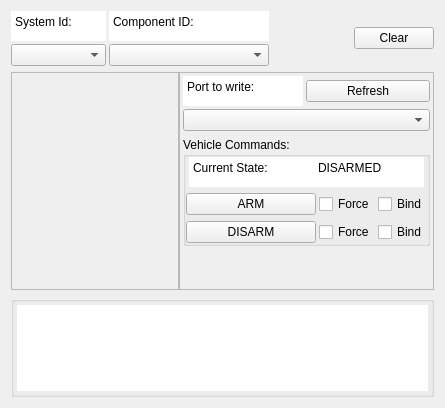
First picture: the form in src/mavlink_inspector.ui, repository YevheniiKovryzhenko/KGroundControl, before the edit.
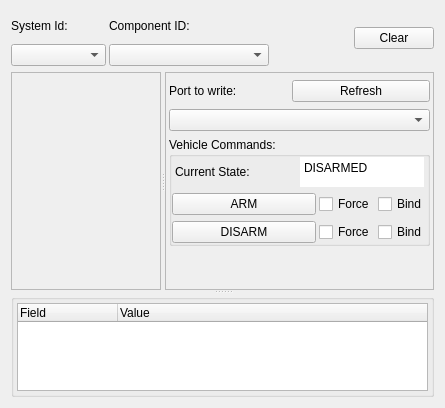
Second picture: the form after the edit.

Patch:
```diff
--- a/src/mavlink_inspector.ui
+++ b/src/mavlink_inspector.ui
@@ -46,7 +46,7 @@
         <number>3</number>
        </property>
        <item>
-        <widget class="QTextBrowser" name="textBrowser_2">
+  <widget class="QLabel" name="textBrowser_2">
          <property name="sizePolicy">
           <sizepolicy hsizetype="MinimumExpanding" vsizetype="Fixed">
            <horstretch>0</horstretch>
@@ -83,36 +83,8 @@
          <property name="autoFillBackground">
           <bool>false</bool>
          </property>
-         <property name="frameShape">
-          <enum>QFrame::NoFrame</enum>
-         </property>
-         <property name="frameShadow">
-          <enum>QFrame::Plain</enum>
-         </property>
-         <property name="verticalScrollBarPolicy">
-          <enum>Qt::ScrollBarAlwaysOff</enum>
-         </property>
-         <property name="horizontalScrollBarPolicy">
-          <enum>Qt::ScrollBarAlwaysOff</enum>
-         </property>
-         <property name="sizeAdjustPolicy">
-          <enum>QAbstractScrollArea::AdjustToContents</enum>
-         </property>
-         <property name="lineWrapMode">
-          <enum>QTextEdit::WidgetWidth</enum>
-         </property>
-         <property name="html">
-          <string>&lt;!DOCTYPE HTML PUBLIC &quot;-//W3C//DTD HTML 4.0//EN&quot; &quot;http://www.w3.org/TR/REC-html40/strict.dtd&quot;&gt;
-&lt;html&gt;&lt;head&gt;&lt;meta name=&quot;qrichtext&quot; content=&quot;1&quot; /&gt;&lt;meta charset=&quot;utf-8&quot; /&gt;&lt;style type=&quot;text/css&quot;&gt;
-p, li { white-space: pre-wrap; }
-hr { height: 1px; border-width: 0; }
-li.unchecked::marker { content: &quot;\2610&quot;; }
-li.checked::marker { content: &quot;\2612&quot;; }
-&lt;/style&gt;&lt;/head&gt;&lt;body&gt;
-&lt;p style=&quot; margin:0;&quot;&gt;System Id:&lt;/p&gt;&lt;/body&gt;&lt;/html&gt;</string>
-         </property>
-         <property name="textInteractionFlags">
-          <set>Qt::NoTextInteraction</set>
+         <property name="text">
+          <string>System Id:</string>
          </property>
         </widget>
        </item>
@@ -152,7 +124,7 @@
         <number>3</number>
        </property>
        <item>
-        <widget class="QTextBrowser" name="textBrowser_3">
+  <widget class="QLabel" name="textBrowser_3">
          <property name="sizePolicy">
           <sizepolicy hsizetype="MinimumExpanding" vsizetype="Fixed">
            <horstretch>0</horstretch>
@@ -189,36 +161,8 @@
          <property name="autoFillBackground">
           <bool>false</bool>
          </property>
-         <property name="frameShape">
-          <enum>QFrame::NoFrame</enum>
-         </property>
-         <property name="frameShadow">
-          <enum>QFrame::Plain</enum>
-         </property>
-         <property name="verticalScrollBarPolicy">
-          <enum>Qt::ScrollBarAlwaysOff</enum>
-         </property>
-         <property name="horizontalScrollBarPolicy">
-          <enum>Qt::ScrollBarAlwaysOff</enum>
-         </property>
-         <property name="sizeAdjustPolicy">
-          <enum>QAbstractScrollArea::AdjustToContents</enum>
-         </property>
-         <property name="lineWrapMode">
-          <enum>QTextEdit::WidgetWidth</enum>
-         </property>
-         <property name="html">
-          <string>&lt;!DOCTYPE HTML PUBLIC &quot;-//W3C//DTD HTML 4.0//EN&quot; &quot;http://www.w3.org/TR/REC-html40/strict.dtd&quot;&gt;
-&lt;html&gt;&lt;head&gt;&lt;meta name=&quot;qrichtext&quot; content=&quot;1&quot; /&gt;&lt;meta charset=&quot;utf-8&quot; /&gt;&lt;style type=&quot;text/css&quot;&gt;
-p, li { white-space: pre-wrap; }
-hr { height: 1px; border-width: 0; }
-li.unchecked::marker { content: &quot;\2610&quot;; }
-li.checked::marker { content: &quot;\2612&quot;; }
-&lt;/style&gt;&lt;/head&gt;&lt;body&gt;
-&lt;p style=&quot; margin:0;&quot;&gt;Component ID:&lt;/p&gt;&lt;/body&gt;&lt;/html&gt;</string>
-         </property>
-         <property name="textInteractionFlags">
-          <set>Qt::NoTextInteraction</set>
+         <property name="text">
+          <string>Component ID:</string>
          </property>
         </widget>
        </item>
@@ -278,16 +222,14 @@
     </layout>
    </item>
    <item>
-    <layout class="QHBoxLayout" name="horizontalLayout_2">
-     <property name="spacing">
-      <number>0</number>
-     </property>
-     <item>
-      <layout class="QVBoxLayout" name="verticalLayout_3">
-       <property name="spacing">
-        <number>3</number>
-       </property>
-       <item>
+   <widget class="QSplitter" name="splitter_main">
+    <property name="orientation">
+    <enum>Qt::Vertical</enum>
+    </property>
+    <widget class="QSplitter" name="splitter_mid">
+    <property name="orientation">
+     <enum>Qt::Horizontal</enum>
+    </property>
         <widget class="QScrollArea" name="scrollArea">
          <property name="sizePolicy">
           <sizepolicy hsizetype="MinimumExpanding" vsizetype="MinimumExpanding">
@@ -315,10 +257,6 @@
           </property>
          </widget>
         </widget>
-       </item>
-      </layout>
-     </item>
-     <item>
       <widget class="QScrollArea" name="scrollArea_cmds">
        <property name="sizePolicy">
         <sizepolicy hsizetype="Preferred" vsizetype="MinimumExpanding">
@@ -368,7 +306,7 @@
               <number>3</number>
              </property>
              <item>
-              <widget class="QTextBrowser" name="textBrowser_5">
+          <widget class="QLabel" name="textBrowser_5">
                <property name="sizePolicy">
                 <sizepolicy hsizetype="MinimumExpanding" vsizetype="Fixed">
                  <horstretch>0</horstretch>
@@ -405,36 +343,8 @@
                <property name="autoFillBackground">
                 <bool>false</bool>
                </property>
-               <property name="frameShape">
-                <enum>QFrame::NoFrame</enum>
-               </property>
-               <property name="frameShadow">
-                <enum>QFrame::Plain</enum>
-               </property>
-               <property name="verticalScrollBarPolicy">
-                <enum>Qt::ScrollBarAlwaysOff</enum>
-               </property>
-               <property name="horizontalScrollBarPolicy">
-                <enum>Qt::ScrollBarAlwaysOff</enum>
-               </property>
-               <property name="sizeAdjustPolicy">
-                <enum>QAbstractScrollArea::AdjustToContents</enum>
-               </property>
-               <property name="lineWrapMode">
-                <enum>QTextEdit::WidgetWidth</enum>
-               </property>
-               <property name="html">
-                <string>&lt;!DOCTYPE HTML PUBLIC &quot;-//W3C//DTD HTML 4.0//EN&quot; &quot;http://www.w3.org/TR/REC-html40/strict.dtd&quot;&gt;
-&lt;html&gt;&lt;head&gt;&lt;meta name=&quot;qrichtext&quot; content=&quot;1&quot; /&gt;&lt;meta charset=&quot;utf-8&quot; /&gt;&lt;style type=&quot;text/css&quot;&gt;
-p, li { white-space: pre-wrap; }
-hr { height: 1px; border-width: 0; }
-li.unchecked::marker { content: &quot;\2610&quot;; }
-li.checked::marker { content: &quot;\2612&quot;; }
-&lt;/style&gt;&lt;/head&gt;&lt;body&gt;
-&lt;p style=&quot; margin:0;&quot;&gt;Port to write:&lt;/p&gt;&lt;/body&gt;&lt;/html&gt;</string>
-               </property>
-               <property name="textInteractionFlags">
-                <set>Qt::NoTextInteraction</set>
+           <property name="text">
+            <string>Port to write:</string>
                </property>
               </widget>
              </item>
@@ -473,6 +383,9 @@
                <height>0</height>
               </size>
              </property>
+         <property name="sizeAdjustPolicy">
+          <enum>QComboBox::AdjustToContents</enum>
+         </property>
             </widget>
            </item>
           </layout>
@@ -513,7 +426,7 @@
                <number>3</number>
               </property>
               <item>
-               <widget class="QTextBrowser" name="textBrowser_4">
+          <widget class="QLabel" name="textBrowser_4">
                 <property name="sizePolicy">
                  <sizepolicy hsizetype="Preferred" vsizetype="Fixed">
                   <horstretch>0</horstretch>
@@ -550,36 +463,8 @@
                 <property name="autoFillBackground">
                  <bool>false</bool>
                 </property>
-                <property name="frameShape">
-                 <enum>QFrame::NoFrame</enum>
-                </property>
-                <property name="frameShadow">
-                 <enum>QFrame::Plain</enum>
-                </property>
-                <property name="verticalScrollBarPolicy">
-                 <enum>Qt::ScrollBarAlwaysOff</enum>
-                </property>
-                <property name="horizontalScrollBarPolicy">
-                 <enum>Qt::ScrollBarAlwaysOff</enum>
-                </property>
-                <property name="sizeAdjustPolicy">
-                 <enum>QAbstractScrollArea::AdjustToContents</enum>
-                </property>
-                <property name="lineWrapMode">
-                 <enum>QTextEdit::WidgetWidth</enum>
-                </property>
-                <property name="html">
-                 <string>&lt;!DOCTYPE HTML PUBLIC &quot;-//W3C//DTD HTML 4.0//EN&quot; &quot;http://www.w3.org/TR/REC-html40/strict.dtd&quot;&gt;
-&lt;html&gt;&lt;head&gt;&lt;meta name=&quot;qrichtext&quot; content=&quot;1&quot; /&gt;&lt;meta charset=&quot;utf-8&quot; /&gt;&lt;style type=&quot;text/css&quot;&gt;
-p, li { white-space: pre-wrap; }
-hr { height: 1px; border-width: 0; }
-li.unchecked::marker { content: &quot;\2610&quot;; }
-li.checked::marker { content: &quot;\2612&quot;; }
-&lt;/style&gt;&lt;/head&gt;&lt;body&gt;
-&lt;p style=&quot; margin:0;&quot;&gt;Current State:&lt;/p&gt;&lt;/body&gt;&lt;/html&gt;</string>
-                </property>
-                <property name="textInteractionFlags">
-                 <set>Qt::NoTextInteraction</set>
+           <property name="text">
+            <string>Current State:</string>
                 </property>
                </widget>
               </item>
@@ -785,10 +670,7 @@
         </layout>
        </widget>
       </widget>
-     </item>
-    </layout>
-   </item>
-   <item>
+    </widget>
     <widget class="QGroupBox" name="groupBox_msg_browser">
      <property name="enabled">
       <bool>true</bool>
@@ -819,13 +701,27 @@
        <number>3</number>
       </property>
       <item>
-       <widget class="QTextBrowser" name="txt_msg_browser">
-        <property name="frameShape">
-         <enum>QFrame::NoFrame</enum>
-        </property>
+     <widget class="QTreeWidget" name="tree_msg_browser">
+      <property name="alternatingRowColors">
+       <bool>true</bool>
+      </property>
+      <property name="uniformRowHeights">
+       <bool>true</bool>
+      </property>
+      <column>
+       <property name="text">
+        <string>Field</string>
+       </property>
+      </column>
+      <column>
+       <property name="text">
+        <string>Value</string>
+       </property>
+      </column>
        </widget>
       </item>
      </layout>
+    </widget>
     </widget>
    </item>
   </layout>
```
Left out of the diff: 6 changed lines with no effect on the pictures. Lines whose indentation alone changed are shown as unchanged.
